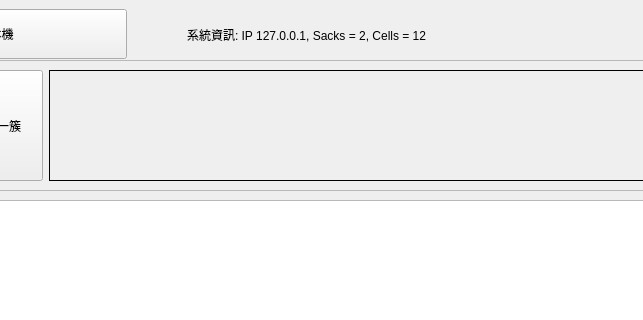
haoyi-jason/BMS_HY01_old, file stackinfo.ui: the form before one commit; both pictures show x 133 to 776 and y 0 to 320 of the 1280 by 720 pixel window.
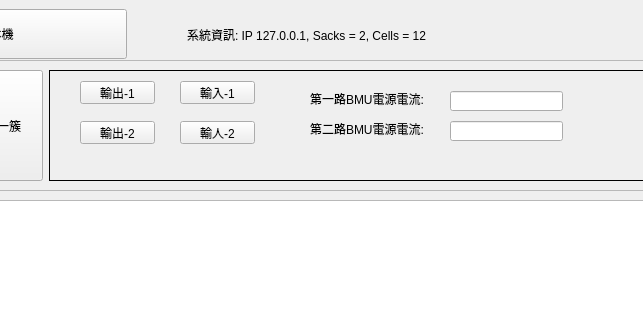
The form after the commit. The open tabs and pages were chosen to show the change.

```diff
--- a/stackinfo.ui
+++ b/stackinfo.ui
@@ -430,7 +430,118 @@
         </property>
        </widget>
       </widget>
-      <widget class="QWidget" name="page_2"/>
+      <widget class="QWidget" name="page_2">
+       <widget class="QPushButton" name="pushButton">
+        <property name="geometry">
+         <rect>
+          <x>30</x>
+          <y>10</y>
+          <width>75</width>
+          <height>23</height>
+         </rect>
+        </property>
+        <property name="text">
+         <string>輸出-1</string>
+        </property>
+        <property name="checkable">
+         <bool>true</bool>
+        </property>
+       </widget>
+       <widget class="QPushButton" name="pushButton_2">
+        <property name="geometry">
+         <rect>
+          <x>30</x>
+          <y>50</y>
+          <width>75</width>
+          <height>23</height>
+         </rect>
+        </property>
+        <property name="text">
+         <string>輸出-2</string>
+        </property>
+        <property name="checkable">
+         <bool>true</bool>
+        </property>
+       </widget>
+       <widget class="QPushButton" name="pushButton_3">
+        <property name="geometry">
+         <rect>
+          <x>130</x>
+          <y>10</y>
+          <width>75</width>
+          <height>23</height>
+         </rect>
+        </property>
+        <property name="text">
+         <string>輸入-1</string>
+        </property>
+        <property name="checkable">
+         <bool>true</bool>
+        </property>
+       </widget>
+       <widget class="QPushButton" name="pushButton_4">
+        <property name="geometry">
+         <rect>
+          <x>130</x>
+          <y>50</y>
+          <width>75</width>
+          <height>23</height>
+         </rect>
+        </property>
+        <property name="text">
+         <string>輸人-2</string>
+        </property>
+        <property name="checkable">
+         <bool>true</bool>
+        </property>
+       </widget>
+       <widget class="QLabel" name="label_10">
+        <property name="geometry">
+         <rect>
+          <x>260</x>
+          <y>20</y>
+          <width>131</width>
+          <height>16</height>
+         </rect>
+        </property>
+        <property name="text">
+         <string>第一路BMU電源電流:</string>
+        </property>
+       </widget>
+       <widget class="QLabel" name="label_11">
+        <property name="geometry">
+         <rect>
+          <x>260</x>
+          <y>50</y>
+          <width>131</width>
+          <height>16</height>
+         </rect>
+        </property>
+        <property name="text">
+         <string>第二路BMU電源電流:</string>
+        </property>
+       </widget>
+       <widget class="QLineEdit" name="lineEdit">
+        <property name="geometry">
+         <rect>
+          <x>400</x>
+          <y>20</y>
+          <width>113</width>
+          <height>20</height>
+         </rect>
+        </property>
+       </widget>
+       <widget class="QLineEdit" name="lineEdit_2">
+        <property name="geometry">
+         <rect>
+          <x>400</x>
+          <y>50</y>
+          <width>113</width>
+          <height>20</height>
+         </rect>
+        </property>
+       </widget>
+      </widget>
      </widget>
     </item>
     <item>
```
Left out of the diff: 4 changed lines with no effect on the pictures.
